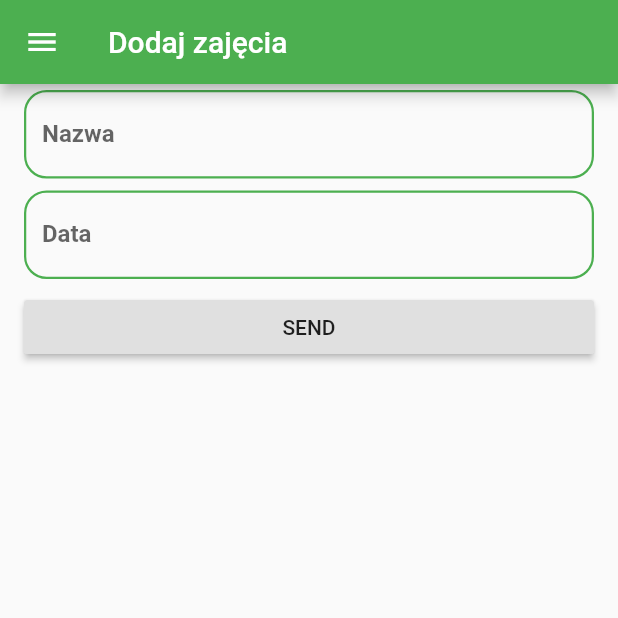
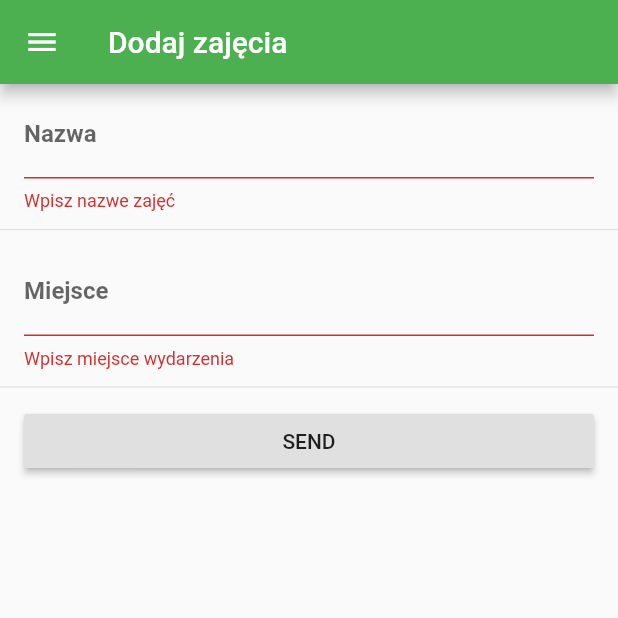
Before and after one commit to wiktoriasobczyk/Planner, a Flutter app: the AddLessonScreen screen opened directly, after a tap on "SEND", on a phone screen of 412 x 824 dp, the top half of it. Run offline on Flutter 3.47's test engine with Material 2 defaults, Android fonts, the phone set to English and light mode, and no system bars; our stand-ins replace flutter_login, font_awesome_flutter; network calls fail.

Commit message:
add custom text form field

```diff
--- /dev/null
+++ b/timetable_schedule_app/lib/src/addLessonScreen/model/lesson.dart
@@ -0,0 +1,10 @@
+class Lesson {
+  String name;
+  String date;
+  String beginHour;
+  String endingHour;
+  String teacher;
+  String place;
+
+  Lesson({this.name, this.date, this.beginHour, this.endingHour,this.teacher,this.place});
+}
--- a/timetable_schedule_app/lib/src/addLessonScreen/view.dart
+++ b/timetable_schedule_app/lib/src/addLessonScreen/view.dart
@@ -0,0 +1,2 @@
+export 'package:timetable_schedule_app/src/addLessonScreen/view/addLesson.dart';
+import 'package:timetable_schedule_app/src/addLessonScreen/view/simple_form_field.dart';
--- a/timetable_schedule_app/lib/src/addLessonScreen/view/addLesson.dart
+++ b/timetable_schedule_app/lib/src/addLessonScreen/view/addLesson.dart
@@ -1,6 +1,9 @@
 import 'package:flutter/material.dart';
+import 'package:timetable_schedule_app/src/addLessonScreen/model/lesson.dart';
+import 'package:timetable_schedule_app/src/addLessonScreen/view/simple_form_field.dart';
 import 'package:timetable_schedule_app/src/drawer/view/drawerApp.dart';
-import 'package:datetime_picker_formfield/datetime_picker_formfield.dart';
+// import 'package:datetime_picker_formfield/datetime_picker_formfield.dart';
+import 'package:intl/intl.dart';
 
 class AddLessonScreen extends StatefulWidget {
   @override
@@ -8,13 +11,9 @@ class AddLessonScreen extends StatefulWidget {
 }
 
 class _AddLessonScreenState extends State<AddLessonScreen> {
-  String name = "";
-  String date = "";
-  String beginHour = "";
-  String endingHour = "";
-  String teacher = "";
-  String place = "";
-  final key = GlobalKey<FormState>();
+  final timeFormat = DateFormat("HH:mm");
+  final _formKey = GlobalKey<FormState>();
+  Lesson lesson = new Lesson();
   @override
   Widget build(BuildContext context) {
     return Scaffold(
@@ -24,75 +23,83 @@ class _AddLessonScreenState extends State<AddLessonScreen> {
       drawer: DrawerApp(),
       body: SingleChildScrollView(
         child: Form(
-          key: key,
+          key: _formKey,
           child: Column(children: <Widget>[
             ListTile(
-              title: TextFormField(
-                               decoration: InputDecoration(
-                  labelText: 'Nazwa',
-                  labelStyle: TextStyle(fontWeight: FontWeight.bold),
-                  enabledBorder: OutlineInputBorder(
-                    borderSide: BorderSide(
-                      color: Colors.green,
-                      width: 1.5,
-                      style: BorderStyle.solid,
-                    ),
-                    borderRadius: BorderRadius.all(
-                      Radius.circular(15.0),
-                    ),
-                  ),
-                  focusedBorder:  OutlineInputBorder(
-                    borderSide: BorderSide(
-                      color: Colors.green,
-                      width: 1.5,
-                      style: BorderStyle.solid,
-                    ),
-                    borderRadius: BorderRadius.all(
-                      Radius.circular(15.0),
-                    ),
-                  ),
-                ),
-              ),
-            ),
+                title: SimpleTextForm(
+              labelText: 'Nazwa',
+              validator: (String value) {
+                if (value.isEmpty) {
+                  return 'Wpisz nazwe zajęć';
+                }
+                return null;
+              },
+              onSaved: (String value) {
+                lesson.name = value;
+              },
+            )),
+            Divider(),
             ListTile(
-              title: TextFormField(
-                onSaved: (value) => date = value,
-                decoration: InputDecoration(
-                  labelText: 'Data',
-                  labelStyle: TextStyle(fontWeight: FontWeight.bold),
-                  enabledBorder: OutlineInputBorder(
-                    borderSide: BorderSide(
-                      color: Colors.green,
-                      width: 1.5,
-                      style: BorderStyle.solid,
-                    ),
-                    borderRadius: BorderRadius.all(
-                      Radius.circular(15.0),
-                    ),
-                  ),
-                  focusedBorder:  OutlineInputBorder(
-                    borderSide: BorderSide(
-                      color: Colors.green,
-                      width: 1.5,
-                      style: BorderStyle.solid,
-                    ),
-                    borderRadius: BorderRadius.all(
-                      Radius.circular(15.0),
-                    ),
-                  ),
-                ),
-              ),
-            ),
+                title: SimpleTextForm(
+              labelText: 'Miejsce',
+              validator: (String value) {
+                if (value.isEmpty) {
+                  return 'Wpisz miejsce wydarzenia';
+                }
+                return null;
+              },
+              onSaved: (String value) {
+                lesson.place = value;
+              },
+            )),
+            Divider(),
+            // ListTile(
+            //   title: DateTimeField(
+            //     decoration: InputDecoration(
+            //       labelText: 'Data',
+            //       labelStyle: TextStyle(fontWeight: FontWeight.bold),
+            //       enabledBorder: OutlineInputBorder(
+            //         borderSide: BorderSide(
+            //           color: Colors.green,
+            //           width: 1.5,
+            //           style: BorderStyle.solid,
+            //         ),
+            //         borderRadius: BorderRadius.all(
+            //           Radius.circular(15.0),
+            //         ),
+            //       ),
+            //       focusedBorder: OutlineInputBorder(
+            //         borderSide: BorderSide(
+            //           color: Colors.green,
+            //           width: 1.5,
+            //           style: BorderStyle.solid,
+            //         ),
+            //         borderRadius: BorderRadius.all(
+            //           Radius.circular(15.0),
+            //         ),
+            //       ),
+            //     ),
+            //     format: timeFormat,
+            //     onShowPicker: (context, currentValue) async {
+            //       final time = await showTimePicker(
+            //         context: context,
+            //         initialTime:
+            //             TimeOfDay.fromDateTime(currentValue ?? DateTime.now()),
+            //       );
+            //       beginHour = DateTimeField.convert(time).toString();
+            //       return DateTimeField.convert(time);
+            //     },
+            //   ),
+            // ),
             ListTile(
               title: RaisedButton(
                 child: Text('SEND'),
                 onPressed: () {
-                  this.key.currentState.save();
-                  print('wpisana data' + date);
-                  print('wpisana nazwa' + name);
-                  // Message message = Message(subject, body);
-
-                  // Navigator.pop(context, message);
+                  if (_formKey.currentState.validate()) {
+                    _formKey.currentState.save();
+                    print(this.lesson.name);
+                    print(this.lesson.place);
+                  }
                 },
               ),
             )
--- /dev/null
+++ b/timetable_schedule_app/lib/src/addLessonScreen/view/simple_form_field.dart
@@ -0,0 +1,45 @@
+import 'package:flutter/material.dart';
+
+class SimpleTextForm extends StatelessWidget {
+  final Function validator;
+  final Function onSaved;
+  final String labelText;
+
+  SimpleTextForm({
+    this.validator,
+    this.onSaved,
+    this.labelText,
+  });
+
+  @override
+  Widget build(BuildContext context) {
+    return TextFormField(
+      decoration: InputDecoration(
+        labelText: this.labelText,
+        labelStyle: TextStyle(fontWeight: FontWeight.bold),
+        enabledBorder: OutlineInputBorder(
+          borderSide: BorderSide(
+            color: Colors.green,
+            width: 1.5,
+            style: BorderStyle.solid,
+          ),
+          borderRadius: BorderRadius.all(
+            Radius.circular(15.0),
+          ),
+        ),
+        focusedBorder: OutlineInputBorder(
+          borderSide: BorderSide(
+            color: Colors.green,
+            width: 1.5,
+            style: BorderStyle.solid,
+          ),
+          borderRadius: BorderRadius.all(
+            Radius.circular(15.0),
+          ),
+        ),
+      ),
+      validator: validator,
+      onSaved: onSaved,
+    );
+  }
+}
```
